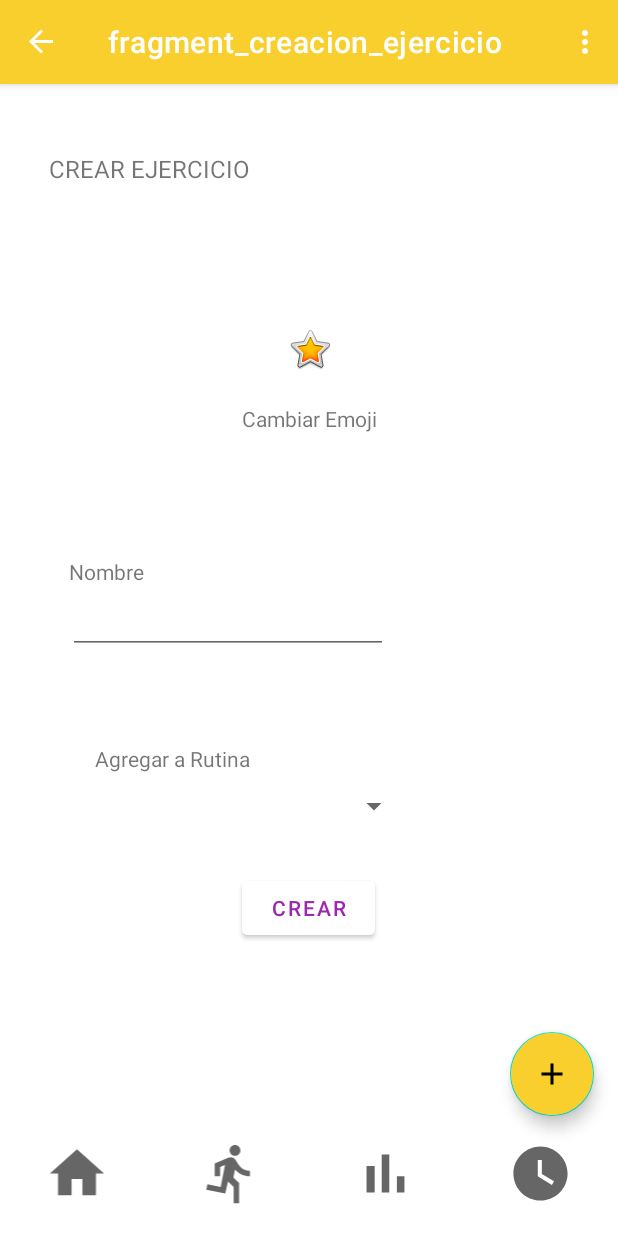
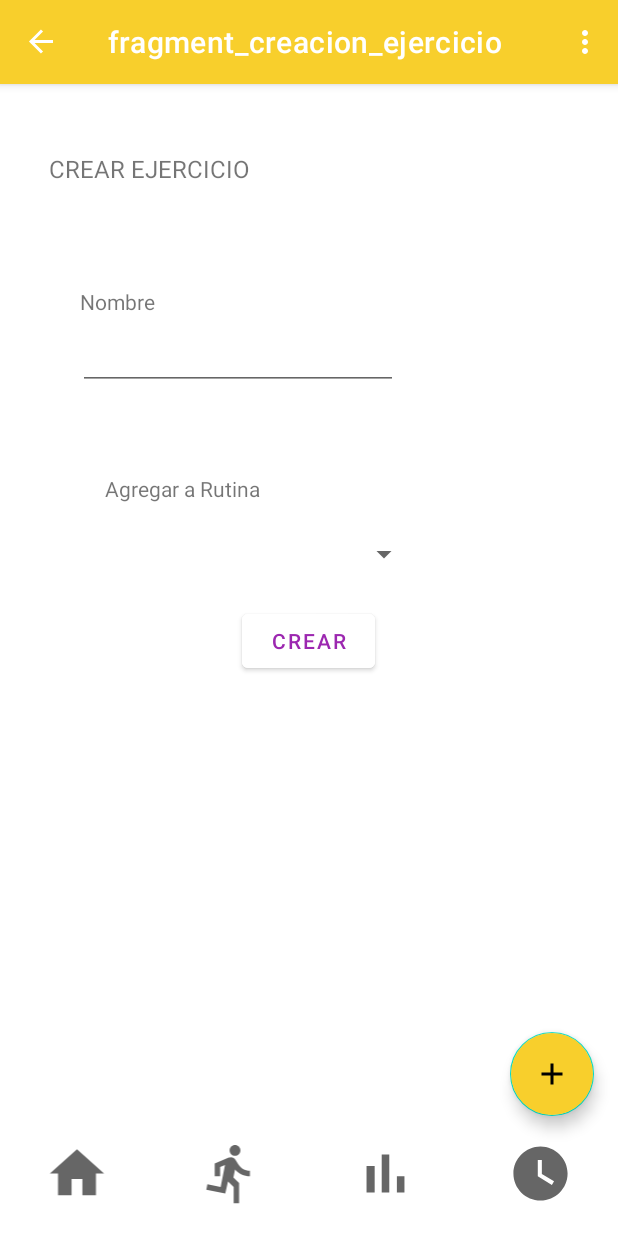
Before and after one commit to danielavelosar/training-for-gym-app, an Android app: the fragment_creacion_ejercicio screen opened through its navigation route, on a phone screen of 412 x 824 dp. Run offline under Robolectric (Android 15) with nearby library versions, the phone set to English and light mode, and no system bars; our stand-ins replace navigation-ui.

Commit message:
[new] creacion ejercicio

```diff
--- a/app/src/main/java/com/example/trackingforgym/data/DataBase.java
+++ b/app/src/main/java/com/example/trackingforgym/data/DataBase.java
@@ -57,7 +57,7 @@ public class DataBase {
     }
 
     public static String addEjercicio(Ejercicio j) {
-        URL=BaseURL+"/addEjercicio.php?nombre="+j.nombre+"&color="+j.color+"&parteCuerpo="+j.parteCuerpo+"&usuario="+10;
+        URL=BaseURL+"/addEjercicio.php?nombre="+j.nombre+"&color="+j.color+"&parteCuerpo="+j.parteCuerpo+"&usuario="+Session.getUser().id;
         return makeRequest(URL);
     }
 
--- a/app/src/main/java/com/example/trackingforgym/ui/fragment_creacion_ejercicio.java
+++ b/app/src/main/java/com/example/trackingforgym/ui/fragment_creacion_ejercicio.java
@@ -4,10 +4,18 @@ import android.os.Bundle;
 import android.view.LayoutInflater;
 import android.view.View;
 import android.view.ViewGroup;
+import android.widget.Button;
+import android.widget.EditText;
 
+import androidx.annotation.Nullable;
 import androidx.fragment.app.Fragment;
+import androidx.navigation.Navigation;
 
 import com.example.trackingforgym.R;
+import com.example.trackingforgym.data.Ejercicio;
+import com.example.trackingforgym.data.Rutine;
+import com.google.android.material.floatingactionbutton.FloatingActionButton;
+import com.google.android.material.snackbar.Snackbar;
 
 /**
  * A simple {@link Fragment} subclass.
@@ -15,7 +23,8 @@ import com.example.trackingforgym.R;
  * create an instance of this fragment.
  */
 public class fragment_creacion_ejercicio extends Fragment {
-
+    EditText nombreEjercicio;
+    Button crearEjercicio;
     // TODO: Rename parameter arguments, choose names that match
     // the fragment initialization parameters, e.g. ARG_ITEM_NUMBER
     private static final String ARG_PARAM1 = "param1";
@@ -62,4 +71,23 @@ public class fragment_creacion_ejercicio extends Fragment {
         // Inflate the layout for this fragment
         return inflater.inflate(R.layout.fragment_creacion_ejercicio, container, false);
     }
+
+    public void onViewCreated(View view, @Nullable Bundle savedInstanceState) {
+        super.onViewCreated(view, savedInstanceState);
+        nombreEjercicio = (EditText) view.findViewById(R.id.registro_nombre3);
+        crearEjercicio = (Button) view.findViewById(R.id.button_crear_ejercicio);
+        crearEjercicio.setOnClickListener(new View.OnClickListener() {
+            @Override
+            public void onClick(View view) {
+                System.out.println("creo rutina");
+                Snackbar.make(view, "ejercicio  creado : " + nombreEjercicio.getText().toString(), Snackbar.LENGTH_LONG)
+                        .setAction("Action", null).show();
+                Ejercicio a = new Ejercicio("curl " + nombreEjercicio.getText().toString(), "azul", "bicep");
+                a.upload();
+                a.setIdDataBase();
+            }
+
+            ;
+        });
+    }
 }
--- a/app/src/main/java/com/example/trackingforgym/ui/fragment_creacion_rutina.java
+++ b/app/src/main/java/com/example/trackingforgym/ui/fragment_creacion_rutina.java
@@ -11,12 +11,14 @@ import android.widget.TextView;
 
 import androidx.annotation.Nullable;
 import androidx.fragment.app.Fragment;
+import androidx.navigation.Navigation;
 import androidx.recyclerview.widget.RecyclerView;
 
 import com.example.trackingforgym.R;
 import com.example.trackingforgym.data.DataBase;
 import com.example.trackingforgym.data.Ejercicio;
 import com.example.trackingforgym.data.Rutine;
+import com.google.android.material.floatingactionbutton.FloatingActionButton;
 import com.google.android.material.snackbar.Snackbar;
 
 import sun.bob.mcalendarview.MCalendarView;
@@ -29,6 +31,8 @@ import sun.bob.mcalendarview.MCalendarView;
 public class fragment_creacion_rutina extends Fragment {
     EditText nombreRutina;
     Button crearRutina;
+    FloatingActionButton agregarEjercicio;
+    View root;
     // TODO: Rename parameter arguments, choose names that match
     // the fragment initialization parameters, e.g. ARG_ITEM_NUMBER
     private static final String ARG_PARAM1 = "param1";
@@ -65,9 +69,10 @@ public class fragment_creacion_rutina extends Fragment {
     @Override
     public void onViewCreated(View view, @Nullable Bundle savedInstanceState) {
         super.onViewCreated(view, savedInstanceState);
-
+        root = view;
         nombreRutina = (EditText) view.findViewById(R.id.editText_nombre_rutina);
         crearRutina = (Button) view.findViewById(R.id.button_crear);
+        agregarEjercicio = (FloatingActionButton)  view.findViewById(R.id.button_agregar_ejercicios);
         crearRutina.setOnClickListener(new View.OnClickListener(){
             @Override
             public void onClick(View view){
@@ -80,8 +85,15 @@ public class fragment_creacion_rutina extends Fragment {
                 Rutine nuevaRutina = new Rutine("rojo", "kkl" + nombreRutina.getText().toString());
                 nuevaRutina.ejercicios.add(a);
                 nuevaRutina.upload();
+            };});
+
+            agregarEjercicio.setOnClickListener(new View.OnClickListener(){
+                @Override
+                public void onClick(View view){
+                    Navigation.findNavController(view).navigate(R.id.fragment_creacion_ejercicio);
+                }
             }
-        });
+        );
 
     }
         // or  (ImageView) view.findViewById(R.id.foo);
--- a/app/src/main/res/layout/fragment_creacion_ejercicio.xml
+++ b/app/src/main/res/layout/fragment_creacion_ejercicio.xml
@@ -9,18 +9,30 @@
 
     <!-- TODO: Update blank fragment layout -->
 
+    <EditText
+        android:id="@+id/registro_nombre3"
+        android:layout_width="wrap_content"
+        android:layout_height="wrap_content"
+        android:layout_marginTop="4dp"
+        android:ems="10"
+        android:inputType="textPersonName"
+        app:layout_constraintEnd_toEndOf="parent"
+        app:layout_constraintHorizontal_bias="0.263"
+        app:layout_constraintStart_toStartOf="parent"
+        app:layout_constraintTop_toBottomOf="@+id/registro_nombre_titulo2" />
+
     <Button
         android:id="@+id/button_crear_ejercicio"
         android:layout_width="0dp"
         android:layout_height="wrap_content"
         android:layout_marginStart="161dp"
-        android:layout_marginTop="30dp"
+        android:layout_marginTop="20dp"
         android:layout_marginEnd="162dp"
         android:backgroundTint="#FFFFFF"
         android:text="CREAR"
         android:textColor="#9C27B0"
         app:layout_constraintEnd_toEndOf="parent"
-        app:layout_constraintHorizontal_bias="0.0"
+        app:layout_constraintHorizontal_bias="1.0"
         app:layout_constraintStart_toStartOf="parent"
         app:layout_constraintTop_toBottomOf="@+id/spinner" />
 
@@ -28,33 +40,33 @@
         android:id="@+id/registro_nombre_titulo3"
         android:layout_width="116dp"
         android:layout_height="28dp"
-        android:layout_marginTop="60dp"
+        android:layout_marginTop="56dp"
         android:text="Agregar a Rutina"
         app:layout_constraintEnd_toEndOf="parent"
-        app:layout_constraintHorizontal_bias="0.213"
+        app:layout_constraintHorizontal_bias="0.237"
         app:layout_constraintStart_toStartOf="parent"
         app:layout_constraintTop_toBottomOf="@+id/registro_nombre3"
         tools:ignore="MissingConstraints" />
 
-    <EditText
-        android:id="@+id/registro_nombre3"
-        android:layout_width="wrap_content"
-        android:layout_height="wrap_content"
-        android:ems="10"
-        android:inputType="textPersonName"
+    <Spinner
+        android:id="@+id/spinner"
+        android:layout_width="210dp"
+        android:layout_height="27dp"
+        android:layout_marginTop="12dp"
+        android:layout_marginEnd="2dp"
         app:layout_constraintEnd_toEndOf="parent"
-        app:layout_constraintHorizontal_bias="0.228"
+        app:layout_constraintHorizontal_bias="0.351"
         app:layout_constraintStart_toStartOf="parent"
-        app:layout_constraintTop_toBottomOf="@+id/registro_nombre_titulo2" />
+        app:layout_constraintTop_toBottomOf="@+id/registro_nombre_titulo3" />
 
     <TextView
         android:id="@+id/registro_nombre_titulo2"
         android:layout_width="wrap_content"
         android:layout_height="wrap_content"
-        android:layout_marginTop="248dp"
+        android:layout_marginTop="68dp"
         android:text="Nombre"
         app:layout_constraintEnd_toEndOf="parent"
-        app:layout_constraintHorizontal_bias="0.127"
+        app:layout_constraintHorizontal_bias="0.147"
         app:layout_constraintStart_toStartOf="parent"
         app:layout_constraintTop_toBottomOf="@+id/textView15"
         tools:ignore="MissingConstraints" />
@@ -71,35 +83,5 @@
         app:layout_constraintStart_toStartOf="parent"
         app:layout_constraintTop_toTopOf="parent" />
 
-    <ImageButton
-        android:id="@+id/imageButton"
-        android:layout_width="87dp"
-        android:layout_height="73dp"
-        android:layout_marginTop="140dp"
-        android:backgroundTint="#FFFFFF"
-        android:src="@android:drawable/btn_star_big_on"
-        app:layout_constraintEnd_toEndOf="parent"
-        app:layout_constraintStart_toStartOf="parent"
-        app:layout_constraintTop_toTopOf="parent" />
-
-    <TextView
-        android:id="@+id/textView10"
-        android:layout_width="wrap_content"
-        android:layout_height="wrap_content"
-        android:text="Cambiar Emoji"
-        app:layout_constraintEnd_toEndOf="parent"
-        app:layout_constraintStart_toStartOf="parent"
-        app:layout_constraintTop_toBottomOf="@+id/imageButton"
-        tools:ignore="MissingConstraints" />
-
-    <Spinner
-        android:id="@+id/spinner"
-        android:layout_width="210dp"
-        android:layout_height="27dp"
-        android:layout_marginEnd="2dp"
-        app:layout_constraintEnd_toEndOf="parent"
-        app:layout_constraintHorizontal_bias="0.316"
-        app:layout_constraintStart_toStartOf="parent"
-        app:layout_constraintTop_toBottomOf="@+id/registro_nombre_titulo3" />
 
 </androidx.constraintlayout.widget.ConstraintLayout>
```
